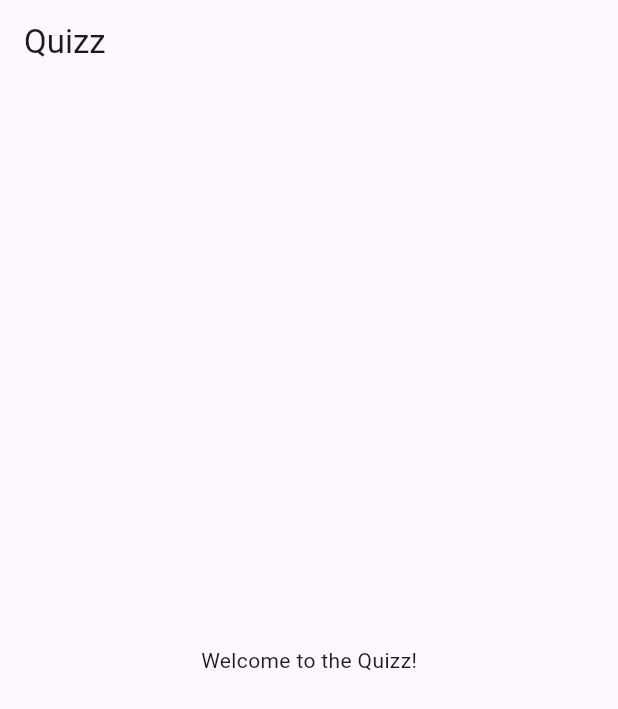
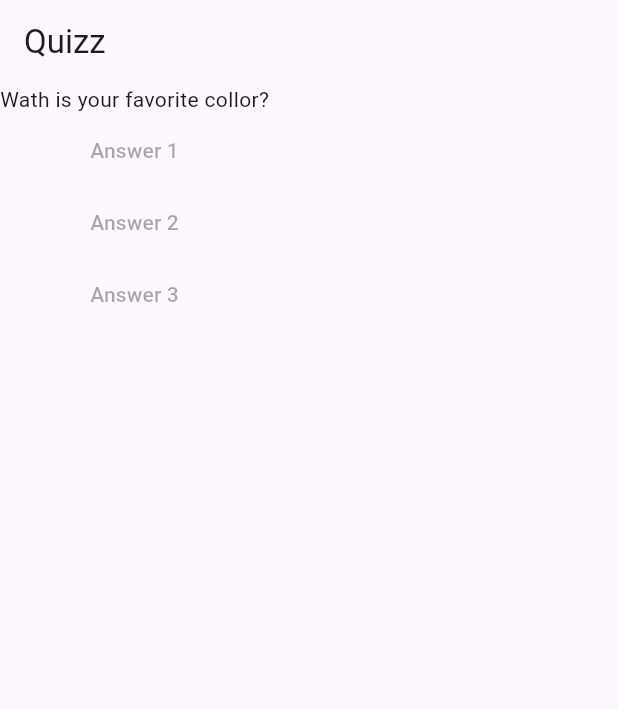
Before and after one commit to f3lipems/quizz, a Flutter app: the screen it shows after launch, on a phone screen of 412 x 824 dp. Shown: the top 709 px of the screen. Run offline on Flutter 3.47's test engine with Material 3 defaults, Android fonts, the phone set to English and light mode, and no system bars.

Commit message:
Added first question and answers

```diff
--- a/lib/main.dart
+++ b/lib/main.dart
@@ -9,15 +9,34 @@ class MainApp extends StatelessWidget {
 
   @override
   Widget build(BuildContext context) {
+    final questions = [
+      'Wath is your favorite collor?',
+      'Wath is you favorite pet?'
+    ];
+
     return MaterialApp(
       home: Scaffold(
 
         appBar: AppBar(
-          title: Text('Quizz'),
+          title: const Text('Quizz'),
         ),
 
-        body: Center(
-          child: Text('Welcome to the Quizz!'),
+        body: Column(
+          children: [
+            Text(questions.elementAt(0)),
+            const MaterialButton(
+              onPressed: null,
+              child: Text('Answer 1'),
+            ),
+            const MaterialButton(
+              onPressed: null,
+              child: Text('Answer 2'),
+            ),
+            const MaterialButton(
+              onPressed: null,
+              child: Text('Answer 3'),
+            ),
+          ],
         ),
 
 
```
